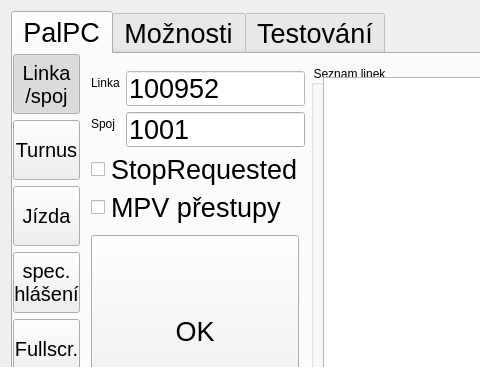
First picture: the form in mainwindow.ui, repository frutabruta/VDV301tester, before the edit; both pictures show x 0 to 480 and y 0 to 367 of the 800 by 480 pixel window.
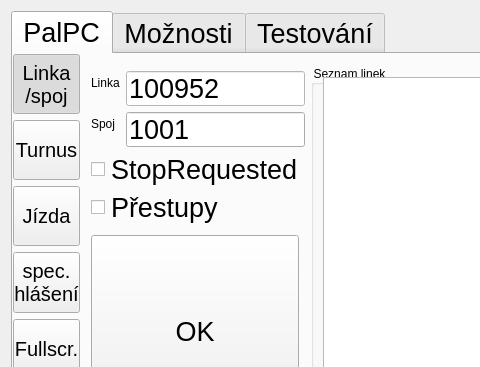
Second picture: the form after the edit.

```diff
--- a/mainwindow.ui
+++ b/mainwindow.ui
@@ -1233,7 +1233,7 @@
                  </font>
                 </property>
                 <property name="text">
-                 <string>MPV přestupy</string>
+                 <string>Přestupy</string>
                 </property>
                </widget>
               </item>
```
Left out of the diff: 4 changed lines with no effect on the pictures.
